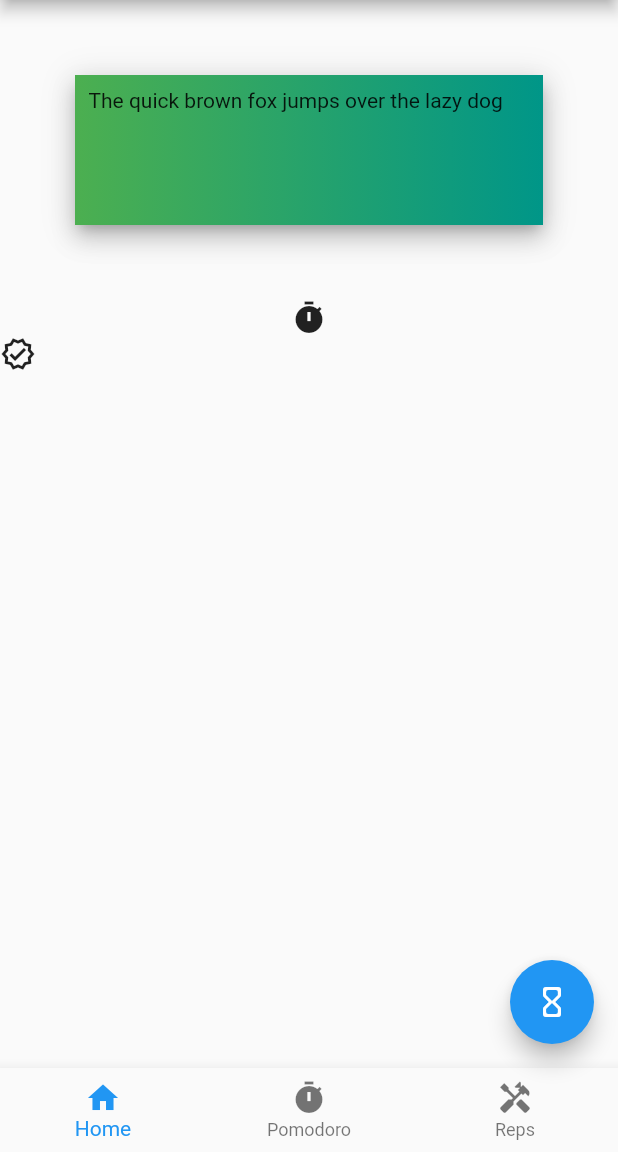
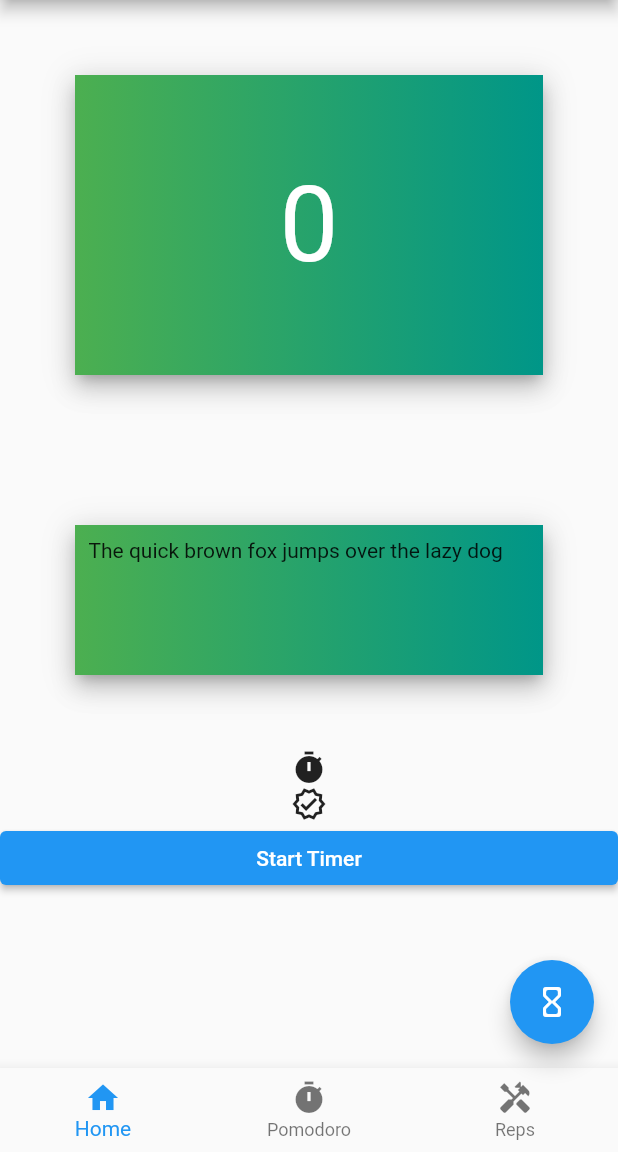
Before and after one commit to PragyanD/HealthSage, a Flutter app: the screen it shows after launch, on a phone screen of 412 x 824 dp, the part 84-1236 px from its top. Run offline on Flutter 3.47's test engine with Material 2 defaults, Android fonts, the phone set to English and light mode, and no system bars.

Commit message:
Update main.dart

```diff
--- a/lib/main.dart
+++ b/lib/main.dart
@@ -9,9 +9,37 @@ class MyApp extends StatefulWidget {
   @override
   State<MyApp> createState() => _MyAppState();
 }
+class Pomodoro extends StatelessWidget {
+  const Pomodoro({super.key});
 
+  @override
+  Widget build(BuildContext context) {
+    return Scaffold(
+      appBar: AppBar(
+        backgroundColor: Colors.red[400],
+
+        title: const Text('Pomodoro',
+        style: TextStyle(
+          color: Colors.white,
+          fontFamily: 'Garamond',
+        ),
+        )
+      ),
+    );
+  }
+}
 class _MyAppState extends State<MyApp> {
-  int time = 0;
+  int count = 0;
+  @override
+  void initState() {
+    //check 'Provider'
+    // TODO: implement initState
+    super.initState();
+  }
+  void dispose() {
+    // TODO: implement dispose
+    super.dispose();
+  }
   @override
   Widget build(BuildContext context) {
     return MaterialApp(
@@ -23,7 +51,9 @@ class _MyAppState extends State<MyApp> {
         floatingActionButton: FloatingActionButton(
           child: Icon(Icons.hourglass_empty_rounded),
           onPressed: () => {
-            print("lmao")
+            setState(() {
+              count++;
+            })
           },
         ),
         bottomNavigationBar: BottomNavigationBar(
@@ -31,24 +61,52 @@ class _MyAppState extends State<MyApp> {
             BottomNavigationBarItem(
               icon: Icon(Icons.home),
               label: 'Home'
+
             ),
             BottomNavigationBarItem(
               icon: Icon(Icons.timer),
               label: 'Pomodoro',
+
             ),
             BottomNavigationBarItem(
               icon: Icon(Icons.handyman),
               label: 'Reps',
-            )
+            ),
           ]
+          // onTap: (int index) => {
+          //   Navigator.push(
+          //     context,
+          //     MaterialPageRoute(
+          //       builder: (context) => Pomodoro()
+          //       )
+          //     ),
+          // },
         ),
-        drawer: Drawer(
+        drawer: const Drawer(
           backgroundColor: Colors.deepOrange,
           child: Text('Yo!'),
         ),
         body:
             ListView(
-              children: [
+              children: [Container(
+
+                  padding: EdgeInsets.all(9.0),
+                  margin:EdgeInsets.all(50),
+                  height: 200,
+                  width:100,
+                  decoration: BoxDecoration(
+                    color: Colors.white,
+                    boxShadow: kElevationToShadow[9],
+                    gradient: LinearGradient(colors: [Colors.green,Colors.teal])
+
+                    ),
+                  child: Center(
+                    child: Text('$count',
+                    style: TextStyle(fontSize: 70, color: Colors.white)
+                    ),
+
+                    ),
+                  ),
                 Container(
 
                   padding: EdgeInsets.all(9.0),
@@ -66,14 +124,20 @@ class _MyAppState extends State<MyApp> {
                  Container(
                   child: Icon(Icons.timer) ,
                   ),
-                Stack(
-                  children: [ Container(
-                    child: Icon(Icons.verified_outlined),
-
-
+                  Container(
+                    child: Icon(Icons.verified_outlined)
                   ),
-                  ]
-                ),
+                  ElevatedButton(
+                    child: Text('Start Timer'),
+                    onPressed: () {
+                      // Navigator.push(
+                      //   context, MaterialPageRoute(
+                      //   builder: (_) => Pomodoro(),
+                      //   )
+                      // );
+                      count++;
+                    },
+                    )
 
 
               ],
```
